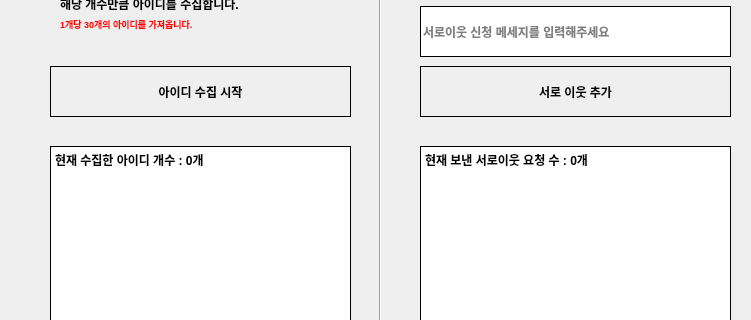
First picture: the form in MainUi.ui, repository officialOTsolution/NaverNeighborBot, before the edit; both pictures show x 0 to 751 and y 204 to 524 of the 751 by 656 pixel window.
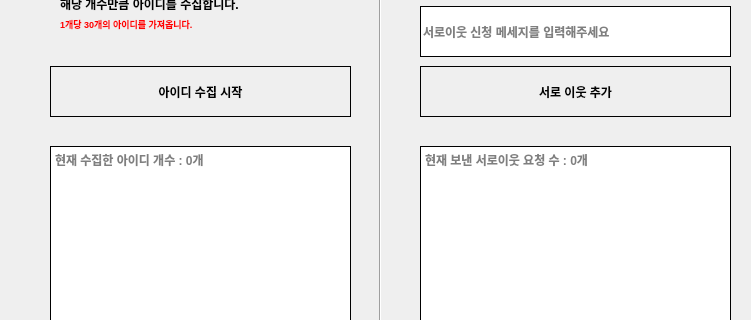
Second picture: the form after the edit.

Commit message: placeholder로 설정

```diff
--- a/MainUi.ui
+++ b/MainUi.ui
@@ -134,8 +134,11 @@
     <string>&lt;!DOCTYPE HTML PUBLIC &quot;-//W3C//DTD HTML 4.0//EN&quot; &quot;http://www.w3.org/TR/REC-html40/strict.dtd&quot;&gt;
 &lt;html&gt;&lt;head&gt;&lt;meta name=&quot;qrichtext&quot; content=&quot;1&quot; /&gt;&lt;style type=&quot;text/css&quot;&gt;
 p, li { white-space: pre-wrap; }
-&lt;/style&gt;&lt;/head&gt;&lt;body style=&quot; font-family:'Gulim'; font-size:9pt; font-weight:400; font-style:normal;&quot;&gt;
-&lt;p style=&quot; margin-top:0px; margin-bottom:0px; margin-left:0px; margin-right:0px; -qt-block-indent:0; text-indent:0px;&quot;&gt;&lt;span style=&quot; font-weight:600;&quot;&gt;현재 수집한 아이디 개수 : 0개&lt;/span&gt;&lt;/p&gt;&lt;/body&gt;&lt;/html&gt;</string>
+&lt;/style&gt;&lt;/head&gt;&lt;body style=&quot; font-family:'Gulim'; font-size:9pt; font-weight:600; font-style:normal;&quot;&gt;
+&lt;p style=&quot;-qt-paragraph-type:empty; margin-top:0px; margin-bottom:0px; margin-left:0px; margin-right:0px; -qt-block-indent:0; text-indent:0px;&quot;&gt;&lt;br /&gt;&lt;/p&gt;&lt;/body&gt;&lt;/html&gt;</string>
+   </property>
+   <property name="placeholderText">
+    <string>현재 수집한 아이디 개수 : 0개</string>
    </property>
   </widget>
   <widget class="QLineEdit" name="Id">
@@ -244,9 +247,11 @@
     <string>&lt;!DOCTYPE HTML PUBLIC &quot;-//W3C//DTD HTML 4.0//EN&quot; &quot;http://www.w3.org/TR/REC-html40/strict.dtd&quot;&gt;
 &lt;html&gt;&lt;head&gt;&lt;meta name=&quot;qrichtext&quot; content=&quot;1&quot; /&gt;&lt;style type=&quot;text/css&quot;&gt;
 p, li { white-space: pre-wrap; }
-&lt;/style&gt;&lt;/head&gt;&lt;body style=&quot; font-family:'Gulim'; font-size:9pt; font-weight:400; font-style:normal;&quot;&gt;
-&lt;p style=&quot; margin-top:0px; margin-bottom:0px; margin-left:0px; margin-right:0px; -qt-block-indent:0; text-indent:0px;&quot;&gt;&lt;span style=&quot; font-weight:600;&quot;&gt;현재 보낸 서로이웃 요청 수 : 0개&lt;/span&gt;&lt;/p&gt;
-&lt;p style=&quot;-qt-paragraph-type:empty; margin-top:0px; margin-bottom:0px; margin-left:0px; margin-right:0px; -qt-block-indent:0; text-indent:0px; font-weight:600;&quot;&gt;&lt;br /&gt;&lt;/p&gt;&lt;/body&gt;&lt;/html&gt;</string>
+&lt;/style&gt;&lt;/head&gt;&lt;body style=&quot; font-family:'Gulim'; font-size:9pt; font-weight:600; font-style:normal;&quot;&gt;
+&lt;p style=&quot;-qt-paragraph-type:empty; margin-top:0px; margin-bottom:0px; margin-left:0px; margin-right:0px; -qt-block-indent:0; text-indent:0px;&quot;&gt;&lt;br /&gt;&lt;/p&gt;&lt;/body&gt;&lt;/html&gt;</string>
+   </property>
+   <property name="placeholderText">
+    <string>현재 보낸 서로이웃 요청 수 : 0개</string>
    </property>
   </widget>
   <widget class="QPushButton" name="AddFriendBtn">
```
Left out of the diff: 6 changed lines with no effect on the pictures. The commit also changes 1 other file.
